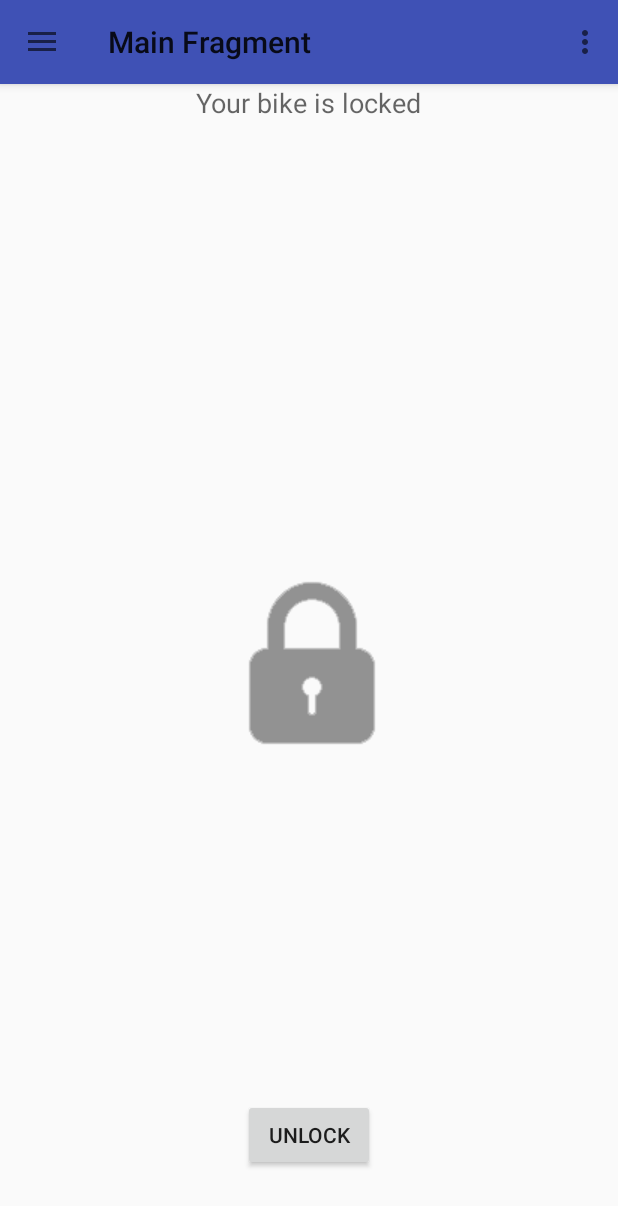
After one commit to axelfriberg/BikeBuddy, an Android app: the fragment LockFragment placed in its activity, on a phone screen of 412 x 824 dp. The commit adds this screen. Shown: the top 1206 px of the screen. Run offline under Robolectric (Android 15) with nearby library versions, the phone set to English and light mode, and no system bars.

Commit message:
Implemented lockfragment

```diff
--- a/app/build.gradle
+++ b/app/build.gradle
@@ -22,7 +22,7 @@ android {
 dependencies {
     compile fileTree(dir: 'libs', include: ['*.jar'])
     testCompile 'junit:junit:4.12'
-    compile 'com.android.support:appcompat-v7:23.1.1'
-    compile 'com.android.support:design:23.1.1'
-    compile 'com.android.support:support-v4:23.1.1'
+    compile 'com.android.support:appcompat-v7:23.2.1'
+    compile 'com.android.support:design:23.2.1'
+    compile 'com.android.support:support-v4:23.2.1'
 }
--- /dev/null
+++ b/app/src/main/java/com/axelfriberg/bikebuddy/LockFragment.java
@@ -0,0 +1,53 @@
+package com.axelfriberg.bikebuddy;
+
+
+import android.os.Bundle;
+import android.support.v4.app.Fragment;
+import android.view.LayoutInflater;
+import android.view.View;
+import android.view.ViewGroup;
+import android.widget.Button;
+import android.widget.ImageView;
+import android.widget.TextView;
+
+
+/**
+ * A simple {@link Fragment} subclass.
+ */
+public class LockFragment extends Fragment implements View.OnClickListener {
+    private Button b;
+    private TextView locked;
+    private ImageView lockImage;
+
+    public LockFragment() {
+
+        // Required empty public constructor
+    }
+
+
+    @Override
+    public View onCreateView(LayoutInflater inflater, ViewGroup container,
+                             Bundle savedInstanceState) {
+        // Inflate the layout for this fragment
+        View v = inflater.inflate(R.layout.fragment_lock, container, false);
+        b = (Button)v.findViewById(R.id.button_lock);
+        locked = (TextView) v.findViewById(R.id.locked_text);
+        lockImage = (ImageView)v.findViewById(R.id.lock_image);
+        b.setOnClickListener(this);
+        return v;
+    }
+
+    @Override
+    public void onClick(View v) {
+        if (b.getText().equals("Unlock")) {
+            b.setText("Lock");
+            locked.setText("Your bike is unlocked");
+            lockImage.setImageResource(R.drawable.unlock_lock);
+        }else{
+            b.setText("Unlock");
+            locked.setText("Your bike is locked");
+            lockImage.setImageResource(R.drawable.lock_lock);
+        }
+
+    }
+}
--- /dev/null
+++ b/app/src/main/res/layout/fragment_lock.xml
@@ -0,0 +1,31 @@
+<RelativeLayout xmlns:android="http://schemas.android.com/apk/res/android"
+    xmlns:tools="http://schemas.android.com/tools"
+    android:layout_width="match_parent"
+    android:layout_height="match_parent"
+    tools:context="com.axelfriberg.bikebuddy.LockFragment">
+
+    <Button
+        android:layout_width="wrap_content"
+        android:layout_height="wrap_content"
+        android:text="Unlock"
+        android:id="@+id/button_lock"
+        android:layout_alignParentBottom="true"
+        android:layout_centerHorizontal="true"
+        android:layout_marginBottom="43dp" />
+    <ImageView
+        android:layout_width="wrap_content"
+        android:layout_height="wrap_content"
+        android:src="@drawable/lock_lock"
+        android:id="@+id/lock_image"
+        android:layout_centerVertical="true"
+        android:layout_centerHorizontal="true" />
+    <TextView
+        android:layout_width="wrap_content"
+        android:layout_height="wrap_content"
+        android:textAppearance="?android:attr/textAppearanceMedium"
+        android:text="Your bike is locked"
+        android:id="@+id/locked_text"
+        android:layout_alignParentTop="true"
+        android:layout_centerHorizontal="true" />
+
+</RelativeLayout>
--- a/app/src/main/res/menu/drawer.xml
+++ b/app/src/main/res/menu/drawer.xml
@@ -4,11 +4,18 @@
         <item
             android:id="@+id/navigation_item_1"
             android:checked="true"
-            android:icon="@drawable/ic_map_black_48dp"
             android:title="@string/navigation_item_1"/>
         <item
             android:id="@+id/navigation_item_2"
-            android:icon="@drawable/ic_lock_outline_black_48dp"
             android:title="@string/navigation_item_2"/>
+        <item
+            android:id="@+id/navigation_item_lock"
+            android:title="@string/navigation_item_lock"/>
     </group>
 </menu>
+<!--
+            android:icon="@drawable/ic_map_black_48dp"
+                        android:icon="@drawable/ic_lock_outline_black_48dp"
+
+
+-->
--- a/app/src/main/res/values/strings.xml
+++ b/app/src/main/res/values/strings.xml
@@ -8,4 +8,8 @@
     <string name="drawer_open">open drawer</string>
     <string name="drawer_close">close drawer</string>
     <string name="action_menu">Menu</string>
+
+    <!-- TODO: Remove or change this placeholder text -->
+    <string name="hello_blank_fragment">Hello blank fragment</string>
+    <string name="navigation_item_lock">Lock</string>
 </resources>
--- a/build.gradle
+++ b/build.gradle
@@ -5,7 +5,7 @@ buildscript {
         jcenter()
     }
     dependencies {
-        classpath 'com.android.tools.build:gradle:1.5.0'
+        classpath 'com.android.tools.build:gradle:2.0.0'
 
         // NOTE: Do not place your application dependencies here; they belong
         // in the individual module build.gradle files
```
Also changed, not shown: app/src/main/java/com/axelfriberg/bikebuddy/MainActivity.java (+10 -2 lines), app/src/main/res/drawable/lock_lock.png (added), app/src/main/res/drawable/unlock_lock.png (added), gradle/wrapper/gradle-wrapper.properties.
